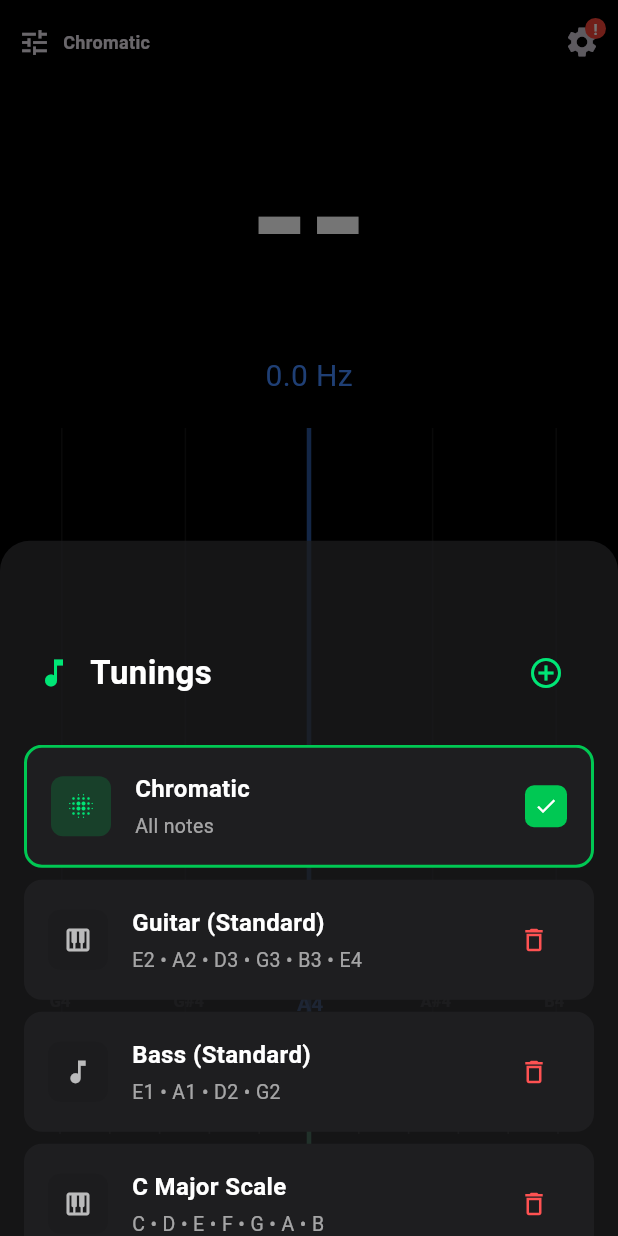
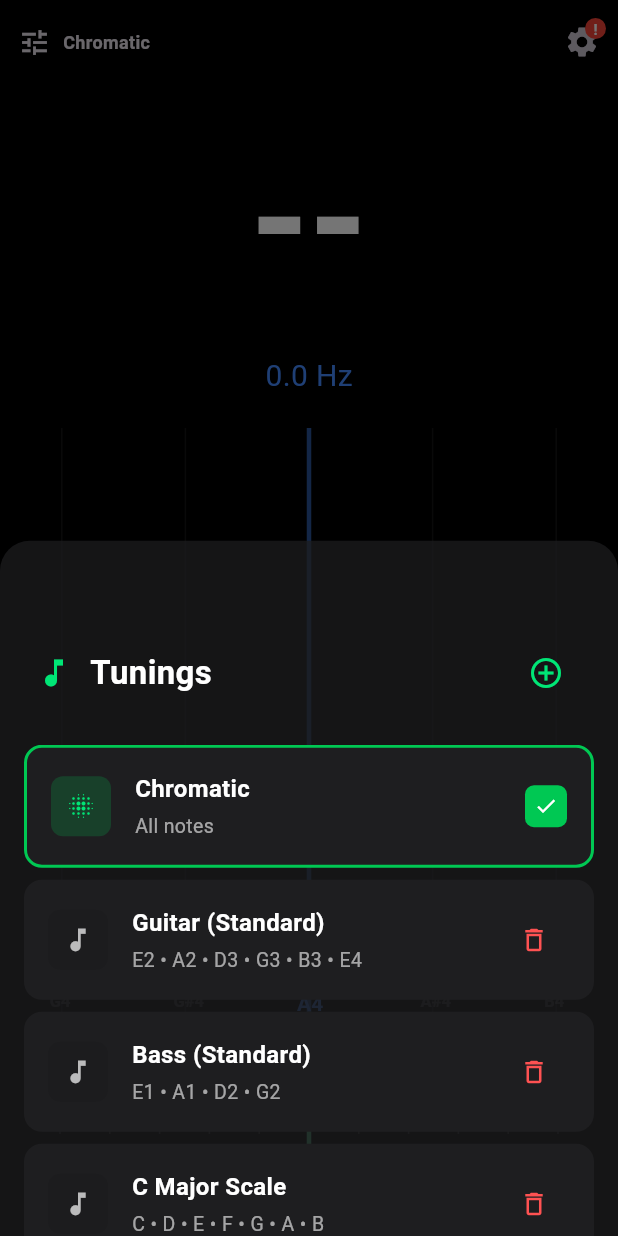
Before and after one commit to philipkingg/tuner, a Flutter app: the screen it shows after launch, after a tap on "Chromatic", on a phone screen of 412 x 824 dp. Run offline on Flutter 3.47's test engine with Material 3 defaults, Android fonts, the phone set to English and light mode, and no system bars; our stand-ins replace shared_preferences; missing offline and left inert: pitch_detector_dart, record.

Commit message:
remove piano menu

```diff
--- a/lib/ui/widgets/tuning_menu.dart
+++ b/lib/ui/widgets/tuning_menu.dart
@@ -155,14 +155,7 @@ class _TuningMenuState extends State<TuningMenu> {
     required VoidCallback onTap,
     VoidCallback? onDelete,
   }) {
-    IconData leadingIcon;
-    if (isChromatic) {
-      leadingIcon = Icons.blur_on;
-    } else if (preset.notes.length > 4) {
-      leadingIcon = Icons.piano;
-    } else {
-      leadingIcon = Icons.music_note;
-    }
+    IconData leadingIcon = isChromatic ? Icons.blur_on : Icons.music_note;
 
     return Container(
       margin: const EdgeInsets.only(bottom: 8),
```
